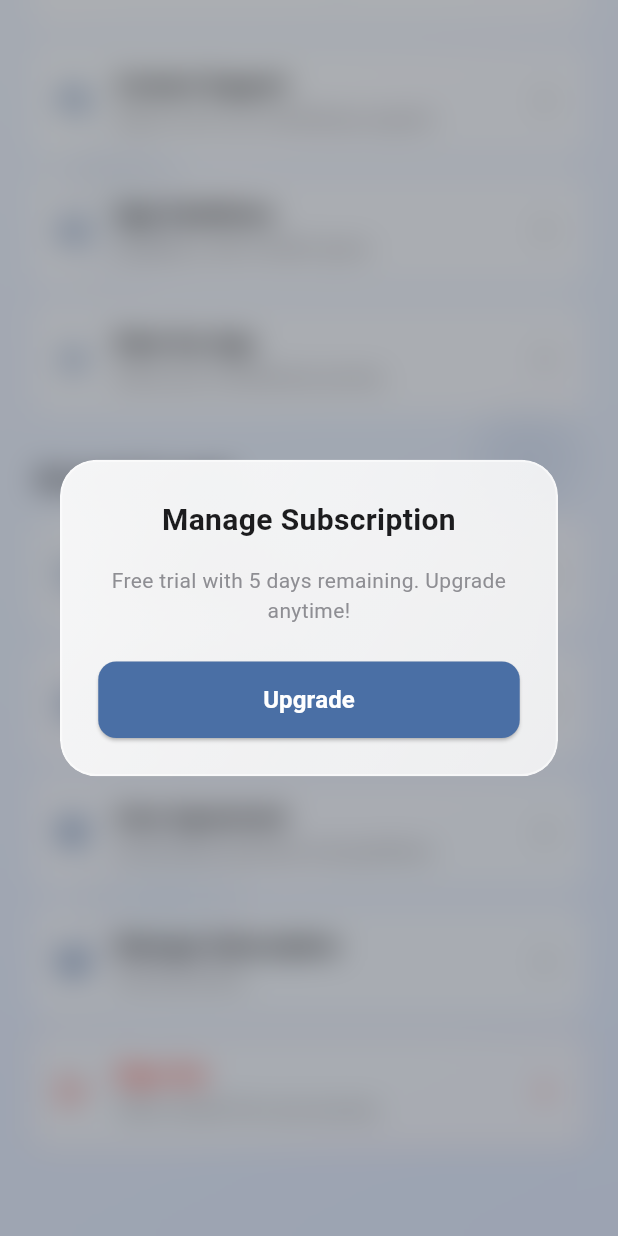
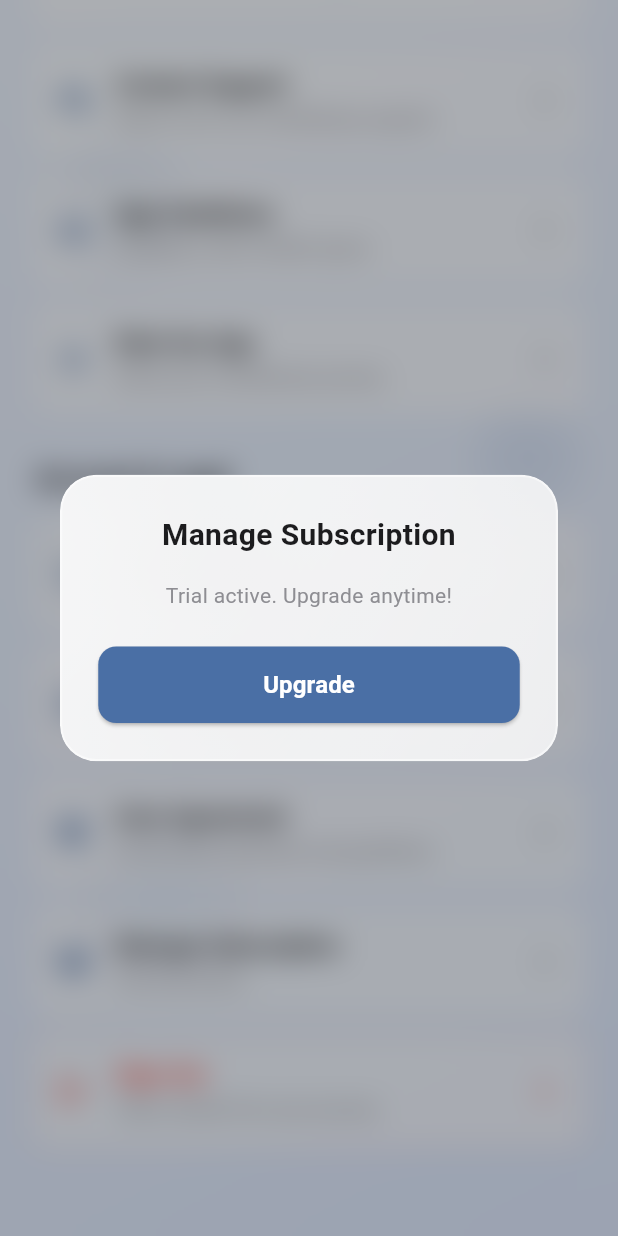
Before and after one commit to fusiontecsupport/Frown_Upside_Down, a Flutter app: the ProfilePage screen opened directly with empty values, scrolled down 908 dp, after a tap on "Manage Subscription", on a phone screen of 412 x 824 dp. Run offline on Flutter 3.47's test engine with Material 3 defaults, Android fonts, the phone set to English and light mode, and no system bars; our stand-ins replace image_picker.

Commit message:
complete teh profile page

```diff
--- a/lib/pages/login_page.dart
+++ b/lib/pages/login_page.dart
@@ -153,6 +153,8 @@ class _LoginPageState extends State<LoginPage> with TickerProviderStateMixin {
             builder: (context) => HomePage(
               planType: user.planType ?? 'trial',
               userName: user.userName,
+              email: user.email,
+              createdAt: user.createdAt,
             ),
           ),
         );
--- a/lib/pages/plan_selection_page.dart
+++ b/lib/pages/plan_selection_page.dart
@@ -52,13 +52,15 @@ class _PlanSelectionPageState extends State<PlanSelectionPage> {
       if (mounted) {
         setState(() => _isLoading = false);
 
-        // Navigate to home page with user name
+        // Navigate to home page with user data
         Navigator.pushAndRemoveUntil(
           context,
           MaterialPageRoute(
             builder: (context) => HomePage(
               planType: planType,
-              userName: widget.userData?.userName,
+              userName: createdUser.userName,
+              email: createdUser.email,
+              createdAt: createdUser.createdAt,
             ),
           ),
           (route) => false, // Remove all previous routes
--- a/lib/pages/profile_page.dart
+++ b/lib/pages/profile_page.dart
@@ -8,8 +8,17 @@ import 'login_page.dart';
 
 class ProfilePage extends StatefulWidget {
   final String planType;
+  final String? userName;
+  final String? email;
+  final String? createdAt;
 
-  const ProfilePage({Key? key, required this.planType}) : super(key: key);
+  const ProfilePage({
+    Key? key,
+    required this.planType,
+    this.userName,
+    this.email,
+    this.createdAt,
+  }) : super(key: key);
 
   @override
   State<ProfilePage> createState() => _ProfilePageState();
@@ -238,8 +247,24 @@ class _ProfilePageState extends State<ProfilePage> with TickerProviderStateMixin
     );
   }
 
+  String _formatMemberSince(String? createdAt) {
+    if (createdAt == null || createdAt.isEmpty) {
+      return 'Member';
+    }
+
+    try {
+      // Parse ISO8601 date string (e.g., "2025-11-03T06:03:02+00:00")
+      final dateTime = DateTime.parse(createdAt);
+      final months = ['Jan', 'Feb', 'Mar', 'Apr', 'May', 'Jun',
+                      'Jul', 'Aug', 'Sep', 'Oct', 'Nov', 'Dec'];
+      return 'Member since ${months[dateTime.month - 1]} ${dateTime.year}';
+    } catch (e) {
+      return 'Member';
+    }
+  }
+
   Widget _buildProfileHeader() {
-    final isLifetime = widget.planType == 'lifetime';
+    final isPremium = widget.planType == 'lifetime' || widget.planType == 'premium';
 
     return Column(
       children: [
@@ -330,10 +355,10 @@ class _ProfilePageState extends State<ProfilePage> with TickerProviderStateMixin
                 children: [
                   Row(
                     children: [
-                      const Expanded(
+                      Expanded(
                         child: Text(
-                          'Jane Doe',
-                          style: TextStyle(
+                          widget.userName ?? 'User',
+                          style: const TextStyle(
                             fontSize: 22,
                             fontWeight: FontWeight.w700,
                             color: Color(0xFF1C1C1E),
@@ -345,7 +370,7 @@ class _ProfilePageState extends State<ProfilePage> with TickerProviderStateMixin
                         padding: const EdgeInsets.symmetric(horizontal: 8, vertical: 4),
                         decoration: BoxDecoration(
                           gradient: LinearGradient(
-                            colors: isLifetime
+                            colors: isPremium
                                 ? [kSecondary, kPrimary]
                                 : [kPrimary, kAccent],
                           ),
@@ -355,13 +380,13 @@ class _ProfilePageState extends State<ProfilePage> with TickerProviderStateMixin
                           mainAxisSize: MainAxisSize.min,
                           children: [
                             Icon(
-                              isLifetime ? Icons.diamond : Icons.schedule,
+                              isPremium ? Icons.diamond : Icons.schedule,
                               color: Colors.white,
                               size: 12,
                             ),
                             const SizedBox(width: 4),
                             Text(
-                              isLifetime ? 'LIFETIME' : 'FREE TRIAL',
+                              isPremium ? 'PREMIUM' : 'TRIAL',
                               style: const TextStyle(
                                 fontSize: 9,
                                 fontWeight: FontWeight.w700,
@@ -376,7 +401,7 @@ class _ProfilePageState extends State<ProfilePage> with TickerProviderStateMixin
                   ),
                   const SizedBox(height: 4),
                   Text(
-                    'jane.doe@mindful.com',
+                    widget.email ?? 'No email',
                     style: TextStyle(
                       fontSize: 14,
                       fontWeight: FontWeight.w400,
@@ -392,7 +417,7 @@ class _ProfilePageState extends State<ProfilePage> with TickerProviderStateMixin
                       borderRadius: BorderRadius.circular(12),
                     ),
                     child: Text(
-                      'Member since Oct 2024',
+                      _formatMemberSince(widget.createdAt),
                       style: TextStyle(
                         fontSize: 11,
                         fontWeight: FontWeight.w600,
@@ -411,7 +436,7 @@ class _ProfilePageState extends State<ProfilePage> with TickerProviderStateMixin
   }
 
   Widget _buildSubscriptionCard() {
-    final isLifetime = widget.planType == 'lifetime';
+    final isPremium = widget.planType == 'lifetime' || widget.planType == 'premium';
 
     return Container(
       padding: const EdgeInsets.symmetric(horizontal: 20, vertical: 16),
@@ -419,7 +444,7 @@ class _ProfilePageState extends State<ProfilePage> with TickerProviderStateMixin
         gradient: LinearGradient(
           begin: Alignment.centerLeft,
           end: Alignment.centerRight,
-          colors: isLifetime
+          colors: isPremium
               ? [kSecondary, kPrimary]
               : [kPrimary, kAccent],
         ),
@@ -445,7 +470,7 @@ class _ProfilePageState extends State<ProfilePage> with TickerProviderStateMixin
                     borderRadius: BorderRadius.circular(12),
                   ),
                   child: Text(
-                    isLifetime ? 'LIFETIME MEMBER' : 'FREE TRIAL',
+                    isPremium ? 'PREMIUM MEMBER' : 'TRIAL MEMBER',
                     style: const TextStyle(
                       fontSize: 11,
                       fontWeight: FontWeight.w700,
@@ -456,7 +481,7 @@ class _ProfilePageState extends State<ProfilePage> with TickerProviderStateMixin
                 ),
                 const SizedBox(height: 12),
                 Text(
-                  isLifetime ? 'Unlimited Access' : '5 Days Remaining',
+                  isPremium ? 'Unlimited Access' : 'Trial Active',
                   style: const TextStyle(
                     fontSize: 20,
                     fontWeight: FontWeight.w700,
@@ -466,7 +491,7 @@ class _ProfilePageState extends State<ProfilePage> with TickerProviderStateMixin
                 ),
                 const SizedBox(height: 4),
                 Text(
-                  isLifetime
+                  isPremium
                       ? 'All premium features unlocked'
                       : 'Upgrade to unlock all features',
                   style: TextStyle(
@@ -486,7 +511,7 @@ class _ProfilePageState extends State<ProfilePage> with TickerProviderStateMixin
               borderRadius: BorderRadius.circular(16),
             ),
             child: Icon(
-              isLifetime ? Icons.diamond : Icons.schedule,
+              isPremium ? Icons.diamond : Icons.schedule,
               color: Colors.white,
               size: 28,
             ),
@@ -997,8 +1022,8 @@ class _ProfilePageState extends State<ProfilePage> with TickerProviderStateMixin
 
   void _manageSubscription() {
     HapticFeedback.lightImpact();
-    final isLifetime = widget.planType == 'lifetime';
-    _showInfoDialog('Manage Subscription', isLifetime ? 'You have lifetime access to all features!' : 'Free trial with 5 days remaining. Upgrade anytime!', isLifetime ? 'Manage' : 'Upgrade');
+    final isPremium = widget.planType == 'lifetime' || widget.planType == 'premium';
+    _showInfoDialog('Manage Subscription', isPremium ? 'You have premium access to all features!' : 'Trial active. Upgrade anytime!', isPremium ? 'Manage' : 'Upgrade');
   }
 
   void _showSignOutDialog() {
```
Also changed, not shown: lib/pages/home_page.dart (+16 -3 lines).
